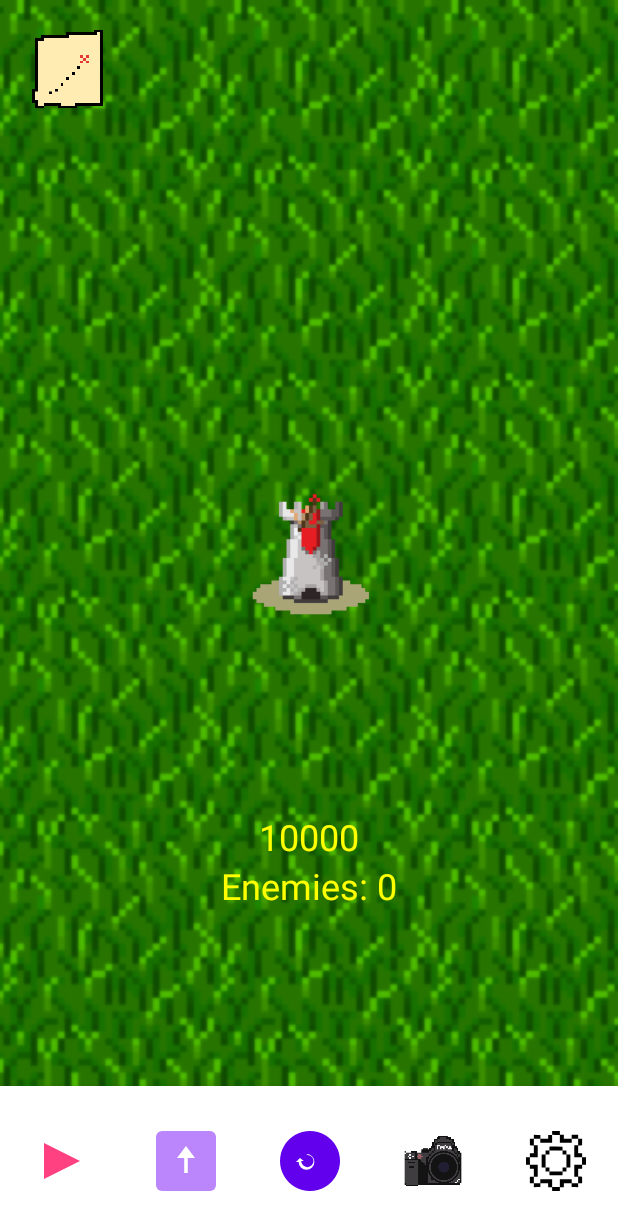
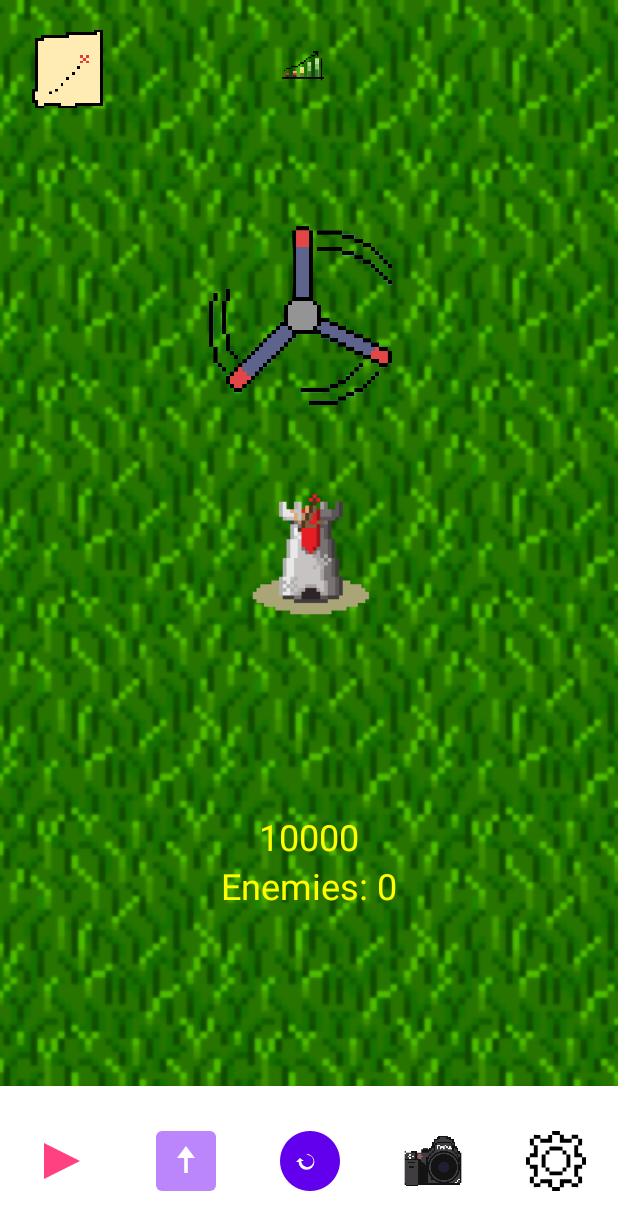
Before and after one commit to KTUccgame/Mobil, an Android app: the screen it shows after launch (MainActivity), on a phone screen of 412 x 824 dp. Shown: the top 1230 px of the screen. Run offline under Robolectric (Android 15) with nearby library versions, the phone set to English and light mode, and no system bars; our stand-ins replace Room's generated code.

Commit message:
lets seee

```diff
--- a/app/src/main/java/com/example/mobilclicker/MainActivity.java
+++ b/app/src/main/java/com/example/mobilclicker/MainActivity.java
@@ -174,7 +174,6 @@ public class MainActivity extends AppCompatActivity{
                 View navView = bottomNavigationView.findViewById(R.id.nav_color_game);
             }
 
-
             if (selectedFragment != null) {
                 fragmentManager.beginTransaction()
                         .replace(R.id.fragment_container, selectedFragment)
--- a/app/src/main/java/com/example/mobilclicker/PlayFragment.java
+++ b/app/src/main/java/com/example/mobilclicker/PlayFragment.java
@@ -5,6 +5,7 @@ import android.animation.ValueAnimator;
 import android.annotation.SuppressLint;
 import android.content.Context;
 import android.content.SharedPreferences;
+import android.graphics.Point;
 import android.graphics.drawable.AnimatedVectorDrawable;
 import android.graphics.drawable.AnimationDrawable;
 import android.hardware.Sensor;
@@ -18,10 +19,12 @@ import android.os.Handler;
 import android.os.Looper;
 import android.preference.PreferenceManager;
 import android.util.Log;
+import android.view.Display;
 import android.view.LayoutInflater;
 import android.view.MotionEvent;
 import android.view.View;
 import android.view.ViewGroup;
+import android.view.WindowManager;
 import android.widget.ImageButton;
 import android.widget.ImageView;
 import android.widget.LinearLayout;
@@ -41,12 +44,18 @@ import java.util.ArrayList;
 import java.util.List;
 
 public class PlayFragment extends Fragment implements SensorEventListener{
+
+    private SharedPreferences sharedPreferences;
     private TextView _textview;
     private ImageButton _button;
-    private int _score = 10000;
+    public int _score = 10000;
+    public int hp=1;
     private float initialScore = 0f;
     private float targetDistance = 0f;
     private String currentPowerUpName = null;
+    private long currenttime;
+    private long totaltime=0;
+    private String timeString;
     private SharedViewModel sharedViewModel;
 
 
@@ -95,8 +104,17 @@ public class PlayFragment extends Fragment implements SensorEventListener{
     private ProgressBar powerUpProgressBar;
     private TextView powerUpNameText;
 
+    private TextView hptest;
 
+    private ImageView peller;
+    private int screenWidth;
+    private int screenHeight;
+    private int imageWidth;
+    private int imageHeight;
 
+    private final float Sens = 5f;
+    private float posX = 0f;
+    private float posY = 0f;
     private TextView trackingText;
     private ProgressBar trackingProgressBar;
 
@@ -144,6 +162,24 @@ public class PlayFragment extends Fragment implements SensorEventListener{
         _textview = view.findViewById(R.id.textview);
         _button = view.findViewById(R.id.button);
 
+        peller = view.findViewById(R.id.peller);
+
+        WindowManager wm = getActivity().getWindowManager();
+        Display display = wm.getDefaultDisplay();
+        Point size = new Point();
+        display.getSize(size);
+        screenWidth=size.x;
+        screenHeight=size.y;
+
+        peller.post(() ->{
+            imageWidth=peller.getWidth();
+            imageHeight=peller.getHeight();
+
+            posX=peller.getX();
+            posY=peller.getY();
+        });
+
+
         powerUpProgressBar = view.findViewById(R.id.powerUpProgressBar);
         powerUpNameText = view.findViewById(R.id.powerUpNameText);
 
@@ -162,6 +198,19 @@ public class PlayFragment extends Fragment implements SensorEventListener{
 
             requireActivity().getSupportFragmentManager().beginTransaction().replace(R.id.fragment_container,gameMapFragment).addToBackStack(null).commit();
         });
+
+        ImageButton statsButton = view.findViewById(R.id.stats_icon);
+        statsButton.setOnClickListener(v -> {
+            StatsFragment statsfragment = new StatsFragment();
+
+            Bundle bundle = new Bundle();
+            bundle.putInt("key",_score);
+            bundle.putString("tiem",timeString);
+            statsfragment.setArguments(bundle);
+
+            requireActivity().getSupportFragmentManager().beginTransaction().replace(R.id.fragment_container,statsfragment).addToBackStack(null).commit();
+        });
+
         //Kitu fragmentu stebetojas
         sharedViewModel = new ViewModelProvider(requireActivity()).get(SharedViewModel.class);
 
@@ -304,6 +353,7 @@ public class PlayFragment extends Fragment implements SensorEventListener{
         refreshScore();
         isTriplePurchased = false;
         super.onResume();
+        startTime=System.currentTimeMillis();
         loadClickPowerFromDatabase();
         refreshScore(); // Grįžus į fragmentą, atnaujiname taškų skaičių
         if(enemyCount<0)
@@ -388,6 +438,14 @@ public class PlayFragment extends Fragment implements SensorEventListener{
     @Override
     public void onPause() {
         super.onPause();
+
+        currenttime=System.currentTimeMillis()-startTime;
+        totaltime=totaltime+currenttime;
+        long seconds = (totaltime / 1000) % 60;
+        long minutes = (totaltime / (1000 * 60)) % 60;
+        long hours = (totaltime / (1000 * 60 * 60));
+        timeString= String.format("%02d:%02d:%02d", hours, minutes, seconds);
+
         stopEnemySpawnLoop(); // Sustabdo priešų kūrimo uždelsimą
         stopAutomaticShooting(); // Sustabdo automatinį šaudymą
         //gyro!!
@@ -550,16 +608,51 @@ public class PlayFragment extends Fragment implements SensorEventListener{
             float distance = (float) Math.hypot(targetX - currentX, targetY - currentY);
             if (distance < 10) { // Jei atstumas mažesnis nei 10px, pašaliname priešą
                 removeEnemy(enemy);
+                towerdamage(hp);
                 animator.cancel();
             }
         });
         animator.start();
     }
+
+    private void towerdamage(int hp){
+        if (hp>0){
+            hp=hp-1;
+        }
+        if (hp<=0){
+            stopEnemySpawnLoop();
+            _button.setBackgroundResource(R.drawable.towerexplode_animation);
+            AnimationDrawable towerAnimation = (AnimationDrawable) _button.getBackground();
+            _button.setImageDrawable(null);
+            towerAnimation.start();
+            stopAutomaticShooting();
+            if (enemyCount==0){
+                deathFragment Deathfragment = new deathFragment();
+                Bundle bundle = new Bundle();
+                bundle.putInt("key",_score);
+                bundle.putString("tiem",timeString);
+                Deathfragment.setArguments(bundle);
+                requireActivity().getSupportFragmentManager().beginTransaction().replace(R.id.fragment_container,Deathfragment).addToBackStack(null).commit();
+            }
+        }
+    }
+
     // Funkcija, kuri pašalina priešą iš ekrano ir sąrašo
     private void removeEnemy(ImageView enemy) {
         ViewGroup parent = (ViewGroup) enemy.getParent();
         if (parent != null) {
-            parent.removeView(enemy);
+            enemy.setBackgroundResource(R.drawable.mushroom_die_animation);
+            AnimationDrawable enemyAnimation = (AnimationDrawable) enemy.getBackground();
+            enemyAnimation.start();
+            Runnable r = new Runnable() {
+                @Override
+                public void run() {
+                    parent.removeView(enemy);
+                }
+            };
+            Handler h = new Handler();
+            h.postDelayed(r,1000);
+
             enemyCount--;
             updateEnemyCountDisplay();
         }
@@ -739,6 +832,22 @@ public class PlayFragment extends Fragment implements SensorEventListener{
             System.arraycopy(event.values, 0, lastMagnetometer, 0, event.values.length);
             lastMagnetometerSet = true;
         }
+
+        if (event.sensor.getType()==Sensor.TYPE_ACCELEROMETER){
+            float accelX= event.values[0];
+            float accelY= event.values[1];
+            posX-=accelX*Sens;
+            posY+=accelY*Sens;
+
+            posX=Math.max(0,Math.min(posX,screenWidth-imageWidth));
+            posY=Math.max(0,Math.min(posY,screenHeight-imageHeight));
+
+            peller.setX(posX);
+            peller.setY(posY);
+        }
+
+
+
 
         if (lastAccelerometerSet && lastMagnetometerSet) {
             float[] rotationMatrix = new float[9];
--- /dev/null
+++ b/app/src/main/res/drawable/mushroom_die_animation.xml
@@ -0,0 +1,7 @@
+<?xml version="1.0" encoding="utf-8"?>
+<animation-list xmlns:android="http://schemas.android.com/apk/res/android"
+    android:oneshot="false">
+    <item android:drawable="@drawable/mushroom_split_1" android:duration="100"/>
+    <item android:drawable="@drawable/mushroom_split_2" android:duration="100"/>
+    <item android:drawable="@drawable/mushroom_split_3" android:duration="100"/>
+</animation-list>
--- /dev/null
+++ b/app/src/main/res/drawable/towerexplode_animation.xml
@@ -0,0 +1,8 @@
+<?xml version="1.0" encoding="utf-8"?>
+<animation-list xmlns:android="http://schemas.android.com/apk/res/android"
+    android:oneshot="false">
+    <item android:drawable="@drawable/towerexplode1" android:duration="100"/>
+    <item android:drawable="@drawable/towerexplode2" android:duration="100"/>
+    <item android:drawable="@drawable/towerexplode3" android:duration="100"/>
+    <item android:drawable="@drawable/towerexplode4" android:duration="100"/>
+</animation-list>
--- a/app/src/main/res/layout/fragment_play.xml
+++ b/app/src/main/res/layout/fragment_play.xml
@@ -25,6 +25,20 @@
         android:layout_margin="16dp"
         app:layout_constraintTop_toTopOf="parent"
         app:layout_constraintStart_toStartOf="parent" />
+
+    <ImageButton
+        android:id="@+id/stats_icon"
+        android:layout_width="60dp"
+        android:layout_height="60dp"
+        android:layout_margin="16dp"
+        android:layout_marginStart="176dp"
+        android:layout_marginTop="16dp"
+        android:background="@null"
+        android:contentDescription="World Map"
+        android:scaleType="fitCenter"
+        android:src="@drawable/statsicon"
+        app:layout_constraintStart_toStartOf="@id/button"
+        app:layout_constraintTop_toTopOf="parent" />
 
     <TextView
         android:id="@+id/powerUpNameText"
@@ -78,6 +92,7 @@
         android:id="@+id/compass_arrow"
         android:layout_width="match_parent"
         android:layout_height="match_parent"
+        android:layout_marginStart="4dp"
         app:layout_constraintBottom_toTopOf="@+id/background_image"
         app:layout_constraintStart_toStartOf="parent"
         app:srcCompat="@drawable/gyro_laser_up" />
@@ -131,4 +146,14 @@
             android:textSize="20sp" />
     </LinearLayout>
 
+    <ImageView
+        android:id="@+id/peller"
+        android:layout_width="139dp"
+        android:layout_height="130dp"
+        android:layout_marginTop="69dp"
+        android:layout_marginEnd="-270dp"
+        app:layout_constraintEnd_toStartOf="@+id/compass_arrow"
+        app:layout_constraintTop_toBottomOf="@+id/stats_icon"
+        app:srcCompat="@drawable/propeller" />
+
 </androidx.constraintlayout.widget.ConstraintLayout>
```
Also changed, not shown: app/src/main/java/com/example/mobilclicker/StatsFragment.java (added, +74 -0 lines), app/src/main/java/com/example/mobilclicker/deathFragment.java (added, +68 -0 lines), app/src/main/res/layout/fragment_death.xml (added, +45 -0 lines), app/src/main/res/layout/fragment_stats.xml (added, +81 -0 lines), app/src/main/res/drawable/mushroom_split_1.png (added), app/src/main/res/drawable/mushroom_split_2.png (added), app/src/main/res/drawable/mushroom_split_3.png (added), app/src/main/res/drawable/propeller.png (added), app/src/main/res/drawable/statsicon.png (added), app/src/main/res/drawable/towerexplode1.png (added), app/src/main/res/drawable/towerexplode2.png (added), app/src/main/res/drawable/towerexplode3.png (added), app/src/main/res/drawable/towerexplode4.png (added).
